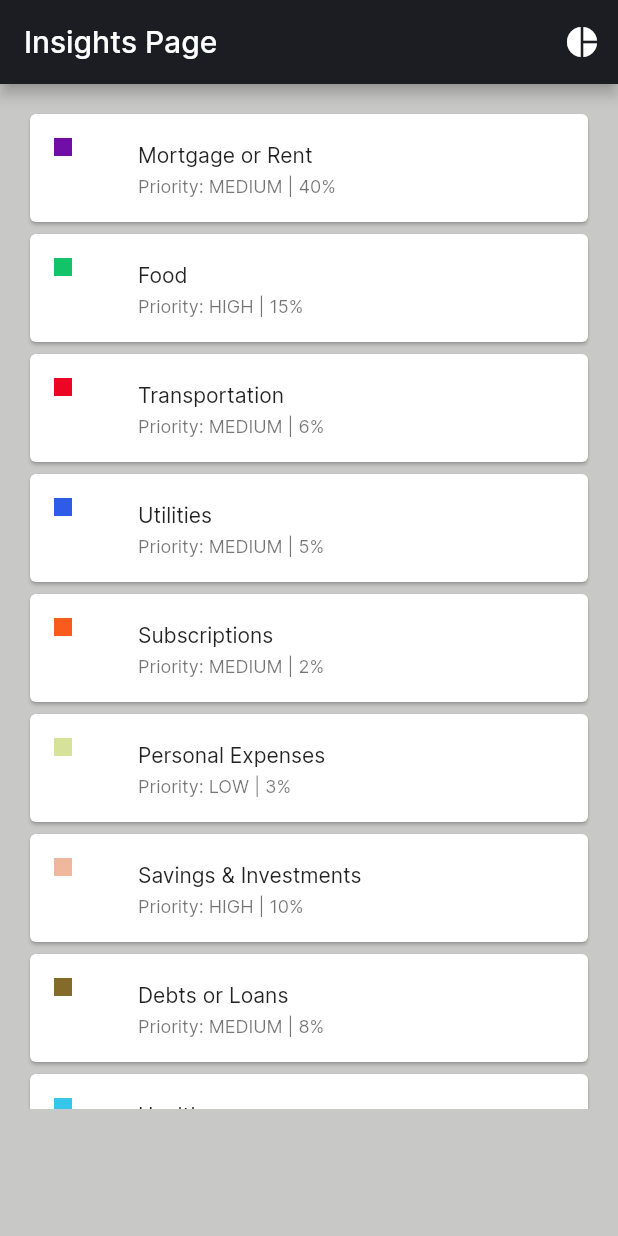
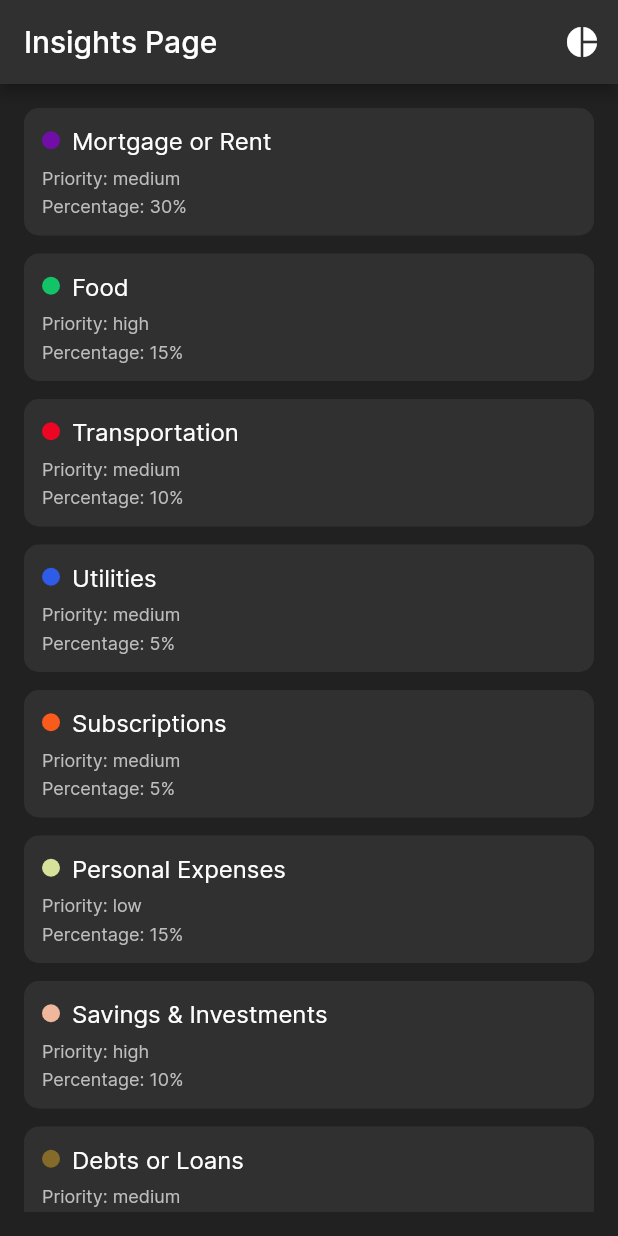
Before and after one commit to SHADIC20003/Econible-mob-app, a Flutter app: the SpendingBudgetsView screen opened directly, after a tap on the "list" icon, on a phone screen of 412 x 824 dp. Run offline on Flutter 3.47's test engine with Material 3 defaults, Android fonts, the phone set to English and light mode, and no system bars; our stand-ins replace carousel_slider, dotted_border, fl_chart, scrollable_positioned_list, shared_preferences, sqflite; accounts and stored records are empty.

Commit message:
Insights page modified

```diff
--- a/lib/view/Insights_Page/spending_budgets_view.dart
+++ b/lib/view/Insights_Page/spending_budgets_view.dart
@@ -1,7 +1,6 @@
 import 'package:flutter/material.dart';
 import 'package:fl_chart/fl_chart.dart';
 import 'dart:math';
-import 'package:trackizer/common/color_extension.dart';
 
 class SpendingBudgetsView extends StatefulWidget {
   @override
@@ -10,16 +9,16 @@ class SpendingBudgetsView extends StatefulWidget {
 
 class _SpendingBudgetsViewState extends State<SpendingBudgetsView> {
   final List<Map<String, dynamic>> budgetCategories = [
-    {"name": "Mortgage or Rent", "icon": "assets/img/rent.png", "priority": "medium", "percentage": 40.0},
-    {"name": "Food", "icon": "assets/img/food.png", "priority": "high", "percentage": 15.0},
-    {"name": "Transportation", "icon": "assets/img/transport.png", "priority": "medium", "percentage": 6.0},
-    {"name": "Utilities", "icon": "assets/img/electricity.png", "priority": "medium", "percentage": 5.0},
-    {"name": "Subscriptions", "icon": "assets/img/subs.png", "priority": "medium", "percentage": 2.0},
-    {"name": "Personal Expenses", "icon": "assets/img/clothes.png", "priority": "low", "percentage": 3.0},
-    {"name": "Savings & Investments", "icon": "assets/img/savings.png", "priority": "high", "percentage": 10.0},
-    {"name": "Debts or Loans", "icon": "assets/img/loans1.png", "priority": "medium", "percentage": 8.0},
-    {"name": "Health care", "icon": "assets/img/medical.png", "priority": "high", "percentage": 9.0},
-    {"name": "Miscellaneous expenses", "icon": "assets/img/more.png", "priority": "low", "percentage": 1.0},
+    {"name": "Mortgage or Rent", "priority": "medium", "percentage": 30.0},
+    {"name": "Food", "priority": "high", "percentage": 15.0},
+    {"name": "Transportation", "priority": "medium", "percentage": 10.0},
+    {"name": "Utilities", "priority": "medium", "percentage": 5.0},
+    {"name": "Subscriptions", "priority": "medium", "percentage": 5.0},
+    {"name": "Personal Expenses", "priority": "low", "percentage": 15.0},
+    {"name": "Savings & Investments", "priority": "high", "percentage": 10.0},
+    {"name": "Debts or Loans", "priority": "medium", "percentage": 8.0},
+    {"name": "Health care", "priority": "high", "percentage": 9.0},
+    {"name": "Miscellaneous expenses", "priority": "low", "percentage": 5.0},
   ];
 
   final Random _random = Random();
@@ -33,6 +32,7 @@ class _SpendingBudgetsViewState extends State<SpendingBudgetsView> {
   }
 
   void _generateCategoryColors() {
+    _categoryColors.clear();
     for (var i = 0; i < budgetCategories.length; i++) {
       _categoryColors.add(Color(_random.nextInt(0xFFFFFF)).withOpacity(1.0));
     }
@@ -47,10 +47,10 @@ class _SpendingBudgetsViewState extends State<SpendingBudgetsView> {
   @override
   Widget build(BuildContext context) {
     return Scaffold(
-      backgroundColor: Color.fromARGB(80, 80, 80, 75),
+      backgroundColor: Colors.grey[900],
       appBar: AppBar(
         title: Text('Insights Page'),
-        backgroundColor: TColor.gray80,
+        backgroundColor: Colors.grey[850],
         actions: [
           IconButton(
             icon: Icon(_showPieChart ? Icons.list : Icons.pie_chart),
@@ -59,7 +59,7 @@ class _SpendingBudgetsViewState extends State<SpendingBudgetsView> {
         ],
       ),
       body: Padding(
-        padding: const EdgeInsets.only(bottom: 85.0),
+        padding: const EdgeInsets.all(16.0),
         child: _showPieChart ? _buildPieChartPage() : _buildCategoriesPage(),
       ),
     );
@@ -67,11 +67,10 @@ class _SpendingBudgetsViewState extends State<SpendingBudgetsView> {
 
   Widget _buildPieChartPage() {
     return Column(
+      crossAxisAlignment: CrossAxisAlignment.stretch,
       children: [
-        Expanded(
-          child: Center(
-            child: Padding(
-              padding: const EdgeInsets.all(16.0),
+        AspectRatio(
+          aspectRatio: 1,
           child: PieChart(
             PieChartData(
               sections: List.generate(
@@ -82,27 +81,26 @@ class _SpendingBudgetsViewState extends State<SpendingBudgetsView> {
                     value: category['percentage'],
                     title: '${category['percentage'].toStringAsFixed(0)}%',
                     color: _categoryColors[index],
-                        radius: 120,
+                    radius: 100,
                     titleStyle: TextStyle(
-                          fontSize: 10,
+                      fontSize: 16,
                       fontWeight: FontWeight.bold,
                       color: Colors.white,
                     ),
+                    badgeWidget: _buildBadge(category['name']),
+                    badgePositionPercentageOffset: 0.95,
                   );
                 },
               ),
-                  sectionsSpace: 4,
-                  centerSpaceRadius: 40,
+              sectionsSpace: 0,
+              centerSpaceRadius: 50,
               borderData: FlBorderData(show: false),
               pieTouchData: PieTouchData(enabled: true),
             ),
           ),
         ),
-          ),
-        ),
-        Padding(
-          padding: const EdgeInsets.all(16.0),
-          child: Wrap(
+        SizedBox(height: 100),
+        Wrap(
           spacing: 8.0,
           runSpacing: 8.0,
           children: List.generate(
@@ -115,14 +113,19 @@ class _SpendingBudgetsViewState extends State<SpendingBudgetsView> {
                   Container(
                     width: 12,
                     height: 12,
+                    decoration: BoxDecoration(
+                      shape: BoxShape.circle,
                       color: _categoryColors[index],
                     ),
+                  ),
                   SizedBox(width: 8.0),
-                    Text(category['name']),
+                  Text(
+                    category['name'],
+                    style: TextStyle(fontSize: 14, color: Colors.white),
+                  ),
                 ],
               );
             },
-            ),
           ),
         ),
       ],
@@ -131,24 +134,48 @@ class _SpendingBudgetsViewState extends State<SpendingBudgetsView> {
 
 Widget _buildCategoriesPage() {
   return ListView.builder(
-      padding: const EdgeInsets.all(16.0),
     itemCount: budgetCategories.length,
     itemBuilder: (context, index) {
       final category = budgetCategories[index];
-        return Card(
-          child: ListTile(
-            leading: Container(
+      return Padding(
+        padding: EdgeInsets.only(bottom: index == budgetCategories.length - 1 ? 100 : 12),
+        child: Container(
+          padding: EdgeInsets.all(12),
+          decoration: BoxDecoration(
+            color: Colors.grey[850],
+            borderRadius: BorderRadius.circular(10),
+          ),
+          child: Column(
+            crossAxisAlignment: CrossAxisAlignment.start,
+            children: [
+              Row(
+                children: [
+                  Container(
                     width: 12,
                     height: 12,
+                    decoration: BoxDecoration(
+                      shape: BoxShape.circle,
                       color: _categoryColors[index],
                     ),
-            title: Text(
+                  ),
+                  SizedBox(width: 8),
+                  Text(
                     category['name'],
-              style: TextStyle(fontSize: 14),
+                    style: TextStyle(fontSize: 16, color: Colors.white),
                   ),
-            subtitle: Text(
-              'Priority: ${category['priority'].toUpperCase()} | ${category['percentage'].toStringAsFixed(0)}%',
-              style: TextStyle(fontSize: 12),
+                ],
+              ),
+              SizedBox(height: 8),
+              Text(
+                'Priority: ${category['priority']}',
+                style: TextStyle(fontSize: 12, color: Colors.grey[400]),
+              ),
+              SizedBox(height: 4),
+              Text(
+                'Percentage: ${category['percentage'].toStringAsFixed(0)}%',
+                style: TextStyle(fontSize: 12, color: Colors.grey[400]),
+              ),
+            ],
           ),
         ),
       );
@@ -156,34 +183,29 @@ class _SpendingBudgetsViewState extends State<SpendingBudgetsView> {
   );
 }
 
-  Color _getPriorityColor(String priority) {
-    switch (priority) {
-      case 'low':
-        return Colors.orange;
-      case 'medium':
-        return Colors.yellow;
-      case 'high':
-        return Colors.green;
-      default:
-        return Colors.grey;
-    }
-  }
 
-  Future<void> _fetchDynamicData() async {
-    // Implement your data fetching logic here
-  }
-
-  void _updateBudgetCategories(List<Map<String, dynamic>> newCategories) {
-    setState(() {
-      budgetCategories.clear();
-      budgetCategories.addAll(newCategories);
-      _generateCategoryColors();
-    });
+  Widget _buildBadge(String category) {
+    return Container(
+      padding: EdgeInsets.symmetric(horizontal: 5, vertical: 5),
+      decoration: BoxDecoration(
+        color: Colors.black54,
+        borderRadius: BorderRadius.circular(10),
+      ),
+      child: Text(
+        category,
+        style: TextStyle(
+          color: Colors.white,
+          fontSize: 12,
+          fontWeight: FontWeight.bold,
+        ),
+      ),
+    );
   }
 }
 
 void main() {
   runApp(MaterialApp(
     home: SpendingBudgetsView(),
+    theme: ThemeData.dark(),
   ));
 }
```
Lines whose indentation alone changed are shown as unchanged.
